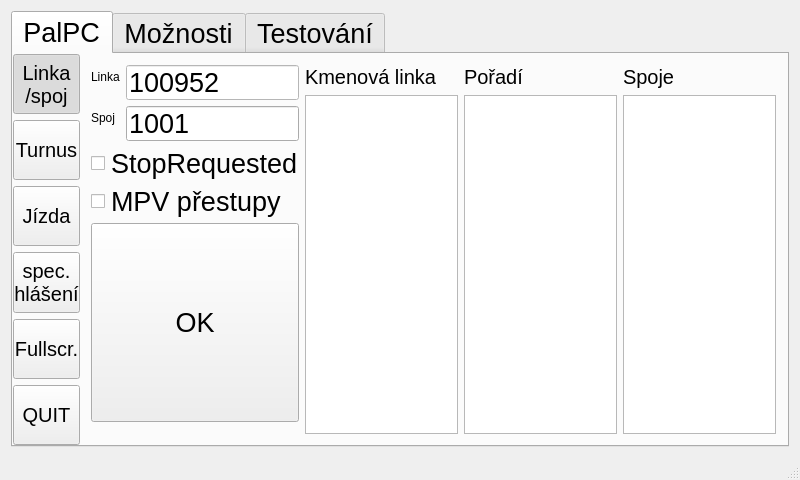
Old version of the form mainwindow.ui in the repository frutabruta/VDV301tester.
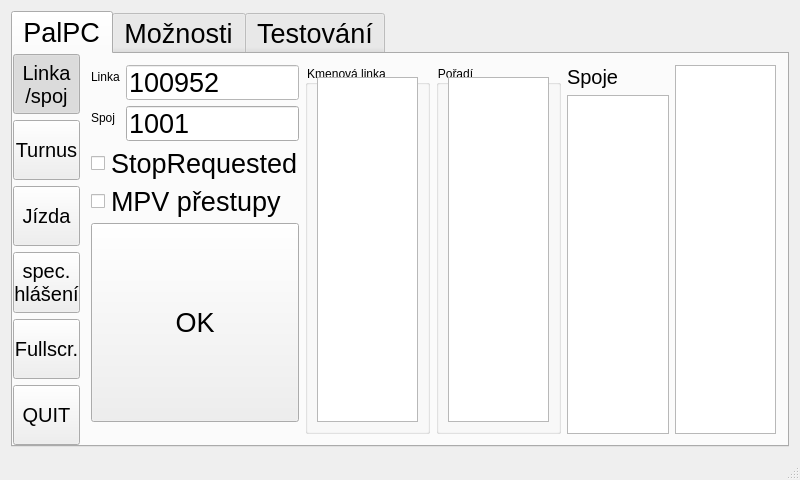
New version of the form. The open tabs and pages were chosen to show the change.

Commit message: výběr turnusů přes model

```diff
--- a/mainwindow.ui
+++ b/mainwindow.ui
@@ -1800,6 +1800,80 @@
             </widget>
             <widget class="QWidget" name="page_turnus">
              <layout class="QGridLayout" name="gridLayout_4">
+              <item row="0" column="1" rowspan="3">
+               <layout class="QHBoxLayout" name="horizontalLayout_12">
+                <item>
+                 <layout class="QVBoxLayout" name="verticalLayout_17"/>
+                </item>
+                <item>
+                 <widget class="QGroupBox" name="groupBox_3">
+                  <property name="title">
+                   <string>Kmenová linka</string>
+                  </property>
+                  <layout class="QVBoxLayout" name="verticalLayout_6">
+                   <item>
+                    <widget class="QListView" name="listView_kmenovaLinka">
+                     <property name="font">
+                      <font>
+                       <pointsize>20</pointsize>
+                      </font>
+                     </property>
+                    </widget>
+                   </item>
+                  </layout>
+                 </widget>
+                </item>
+                <item>
+                 <layout class="QVBoxLayout" name="verticalLayout_20"/>
+                </item>
+                <item>
+                 <widget class="QGroupBox" name="groupBox_4">
+                  <property name="title">
+                   <string>Pořadí</string>
+                  </property>
+                  <layout class="QVBoxLayout" name="verticalLayout_12">
+                   <item>
+                    <widget class="QListView" name="listView_poradi">
+                     <property name="font">
+                      <font>
+                       <pointsize>20</pointsize>
+                      </font>
+                     </property>
+                    </widget>
+                   </item>
+                  </layout>
+                 </widget>
+                </item>
+                <item>
+                 <layout class="QVBoxLayout" name="verticalLayout_18">
+                  <item>
+                   <widget class="QLabel" name="label_19">
+                    <property name="font">
+                     <font>
+                      <pointsize>15</pointsize>
+                     </font>
+                    </property>
+                    <property name="text">
+                     <string>Spoje</string>
+                    </property>
+                   </widget>
+                  </item>
+                  <item>
+                   <widget class="QListWidget" name="listTurnusSpoje">
+                    <property name="font">
+                     <font>
+                      <pointsize>20</pointsize>
+                     </font>
+                    </property>
+                   </widget>
+                  </item>
+                 </layout>
+                </item>
+                <item>
+                 <widget class="QTableView" name="tableView_turnusSpoj"/>
+                </item>
+               </layout>
+              </item>
               <item row="0" column="0">
                <layout class="QVBoxLayout" name="verticalLayout_16">
                 <item>
@@ -2343,85 +2417,6 @@
                 </item>
                </layout>
               </item>
-              <item row="0" column="1" rowspan="3">
-               <layout class="QHBoxLayout" name="horizontalLayout_12">
-                <item>
-                 <layout class="QVBoxLayout" name="verticalLayout_17">
-                  <item>
-                   <widget class="QLabel" name="label_18">
-                    <property name="font">
-                     <font>
-                      <pointsize>15</pointsize>
-                     </font>
-                    </property>
-                    <property name="text">
-                     <string>Kmenová linka</string>
-                    </property>
-                   </widget>
-                  </item>
-                  <item>
-                   <widget class="QListWidget" name="listKmenovychLinek">
-                    <property name="font">
-                     <font>
-                      <pointsize>20</pointsize>
-                     </font>
-                    </property>
-                   </widget>
-                  </item>
-                 </layout>
-                </item>
-                <item>
-                 <layout class="QVBoxLayout" name="verticalLayout_20">
-                  <item>
-                   <widget class="QLabel" name="label_20">
-                    <property name="font">
-                     <font>
-                      <pointsize>15</pointsize>
-                     </font>
-                    </property>
-                    <property name="text">
-                     <string>Pořadí</string>
-                    </property>
-                   </widget>
-                  </item>
-                  <item>
-                   <widget class="QListWidget" name="listPoradi">
-                    <property name="font">
-                     <font>
-                      <pointsize>20</pointsize>
-                     </font>
-                    </property>
-                   </widget>
-                  </item>
-                 </layout>
-                </item>
-                <item>
-                 <layout class="QVBoxLayout" name="verticalLayout_18">
-                  <item>
-                   <widget class="QLabel" name="label_19">
-                    <property name="font">
-                     <font>
-                      <pointsize>15</pointsize>
-                     </font>
-                    </property>
-                    <property name="text">
-                     <string>Spoje</string>
-                    </property>
-                   </widget>
-                  </item>
-                  <item>
-                   <widget class="QListWidget" name="listTurnusSpoje">
-                    <property name="font">
-                     <font>
-                      <pointsize>20</pointsize>
-                     </font>
-                    </property>
-                   </widget>
-                  </item>
-                 </layout>
-                </item>
-               </layout>
-              </item>
              </layout>
             </widget>
             <widget class="QWidget" name="page_oznameni">
```
Left out of the diff: 4 changed lines with no effect on the pictures. The commit also changes 5 other files.
